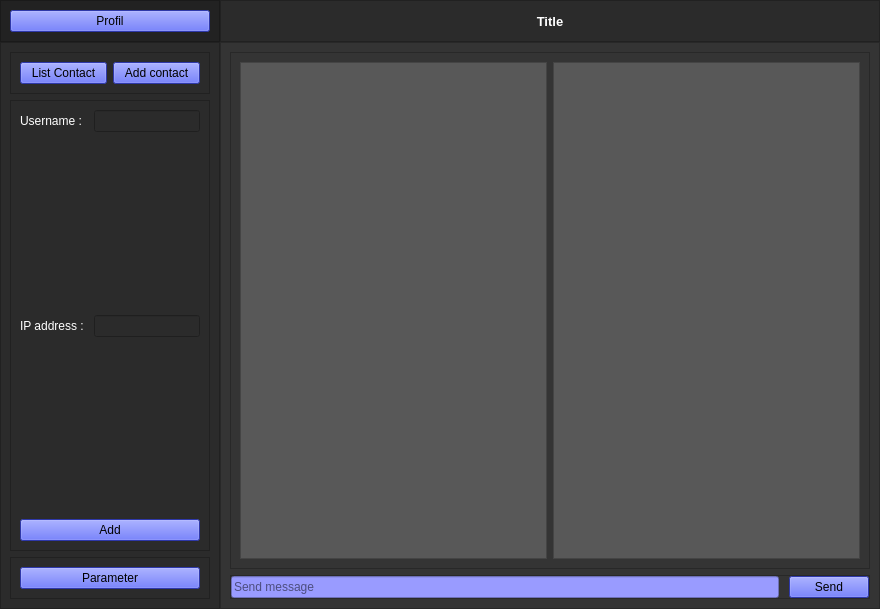
Old version of the form home.ui in the repository PierreKzh/Hermes.
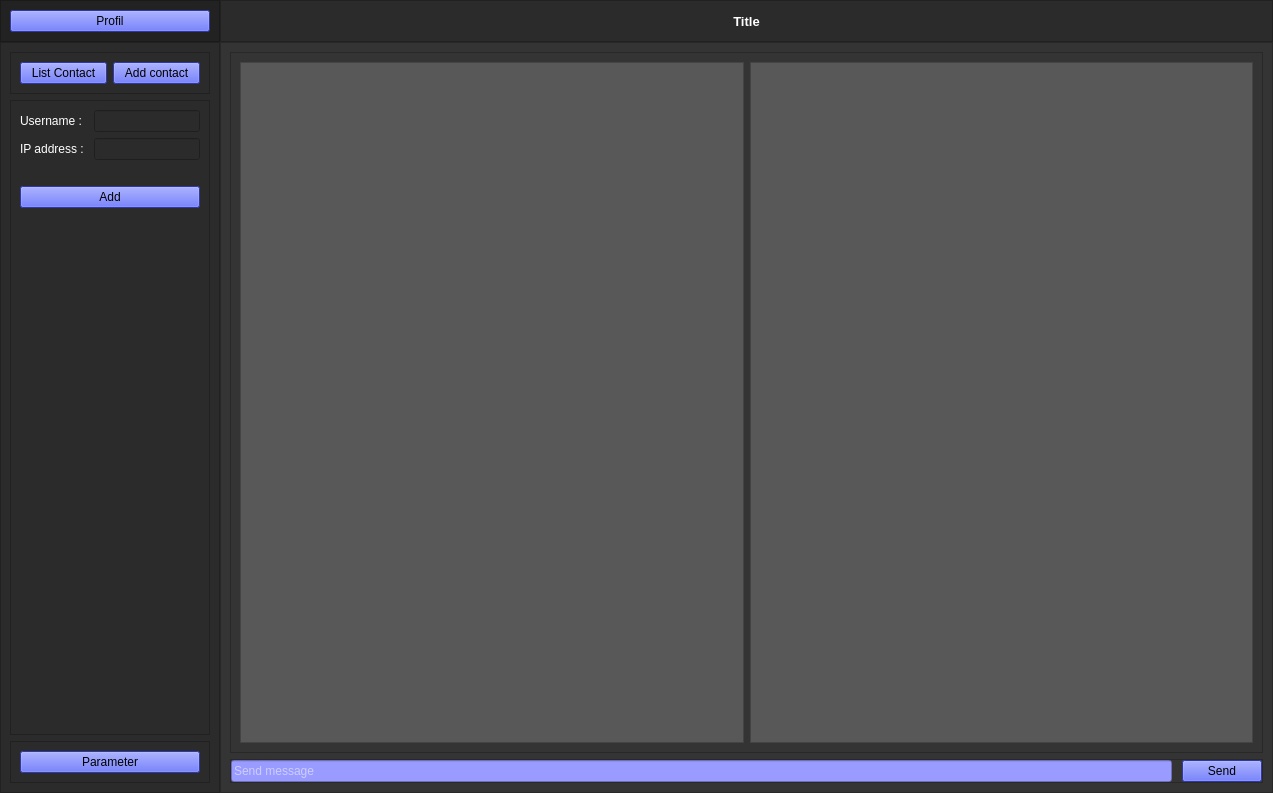
New version of the form. The open tabs and pages were chosen to show the change.

Commit message: add label IP address event

Patch:
```diff
--- a/home.ui
+++ b/home.ui
@@ -6,8 +6,8 @@
    <rect>
     <x>0</x>
     <y>0</y>
-    <width>880</width>
-    <height>609</height>
+    <width>1273</width>
+    <height>793</height>
    </rect>
   </property>
   <property name="windowTitle">
@@ -282,22 +282,13 @@
                   </widget>
                  </item>
                  <item row="1" column="1">
-                  <widget class="QLineEdit" name="lineEdit_Username"/>
-                 </item>
-                 <item row="2" column="1">
-                  <spacer name="verticalSpacer">
-                   <property name="orientation">
-                    <enum>Qt::Vertical</enum>
+                  <widget class="QLineEdit" name="lineEdit_Username">
+                   <property name="styleSheet">
+                    <string notr="true">color: rgb(255, 255, 255);</string>
                    </property>
-                   <property name="sizeHint" stdset="0">
-                    <size>
-                     <width>20</width>
-                     <height>40</height>
-                    </size>
-                   </property>
-                  </spacer>
+                  </widget>
                  </item>
-                 <item row="3" column="0">
+                 <item row="2" column="0">
                   <widget class="QLabel" name="label_IPaddress">
                    <property name="styleSheet">
                     <string notr="true">color: rgb(255, 255, 255);</string>
@@ -307,10 +298,24 @@
                    </property>
                   </widget>
                  </item>
-                 <item row="3" column="1">
-                  <widget class="QLineEdit" name="lineEdit_IPaddress"/>
+                 <item row="2" column="1">
+                  <widget class="QLineEdit" name="lineEdit_IPaddress">
+                   <property name="styleSheet">
+                    <string notr="true">color: rgb(255, 255, 255);</string>
+                   </property>
+                  </widget>
                  </item>
-                 <item row="5" column="0" colspan="2">
+                 <item row="3" column="0" colspan="2">
+                  <widget class="QLabel" name="label_IPaddressEvent">
+                   <property name="styleSheet">
+                    <string notr="true">color: rgb(255, 0, 0);</string>
+                   </property>
+                   <property name="text">
+                    <string/>
+                   </property>
+                  </widget>
+                 </item>
+                 <item row="4" column="0" colspan="2">
                   <widget class="QPushButton" name="pushButton_Add">
                    <property name="styleSheet">
                     <string notr="true">background-color: #404EED;</string>
@@ -320,19 +325,6 @@
                    </property>
                   </widget>
                  </item>
-                 <item row="4" column="1">
-                  <spacer name="verticalSpacer_2">
-                   <property name="orientation">
-                    <enum>Qt::Vertical</enum>
-                   </property>
-                   <property name="sizeHint" stdset="0">
-                    <size>
-                     <width>20</width>
-                     <height>40</height>
-                    </size>
-                   </property>
-                  </spacer>
-                 </item>
                 </layout>
                </widget>
               </widget>
@@ -457,8 +449,15 @@
                  </property>
                  <item>
                   <widget class="QLineEdit" name="lineEdit_Message_2">
+                   <property name="maximumSize">
+                    <size>
+                     <width>16777215</width>
+                     <height>16777215</height>
+                    </size>
+                   </property>
                    <property name="styleSheet">
-                    <string notr="true">background-color: rgb(153, 155, 255);</string>
+                    <string notr="true">background-color: rgb(153, 155, 255);
+color: rgb(255, 255, 255);</string>
                    </property>
                    <property name="placeholderText">
                     <string>Send message</string>
```
Left out of the diff: 7 changed lines with no effect on the pictures.
